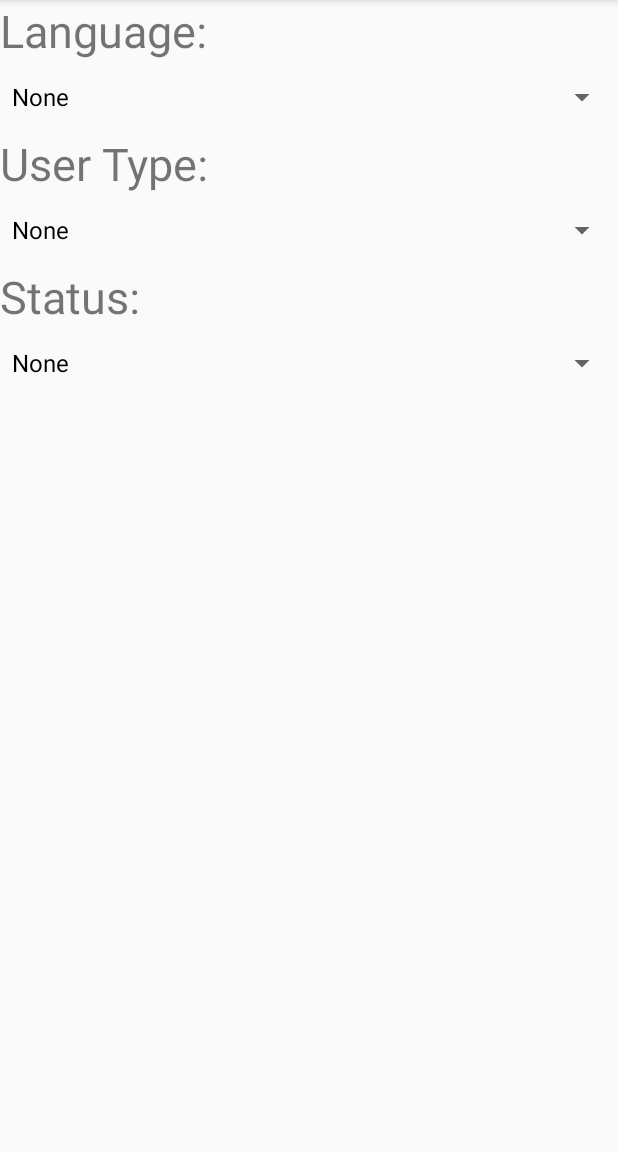
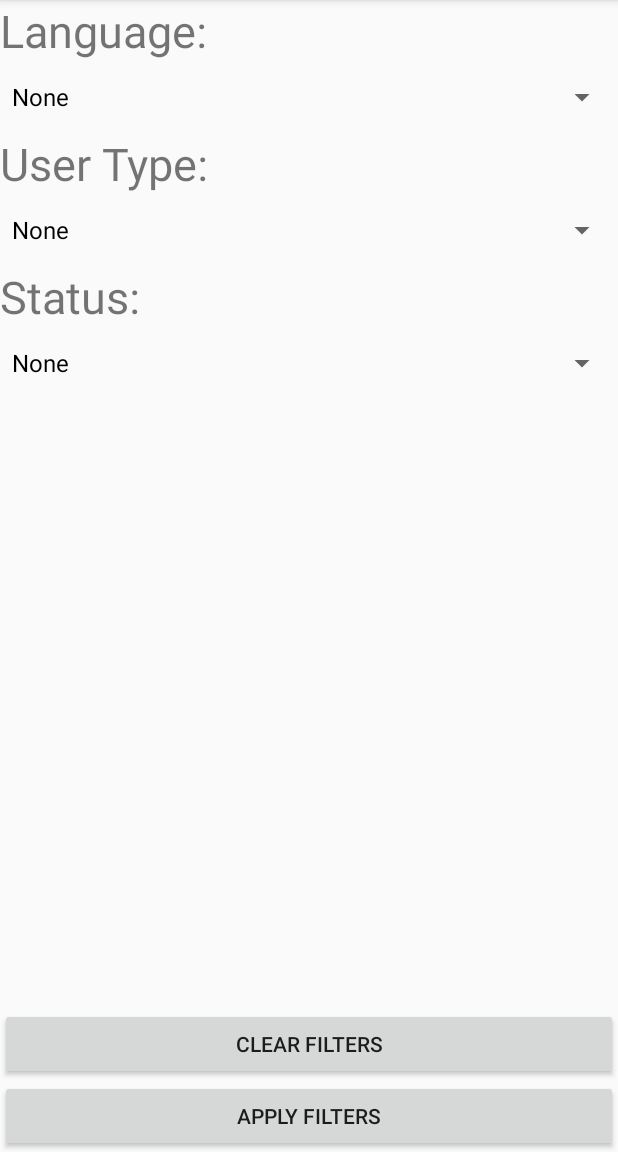
Before and after one commit to chinmayasharma/Hello_Lang, an Android app: the FilterChooser screen opened directly, with no data from a screen before it, on a phone screen of 412 x 824 dp, the part 84-1236 px from its top. Run offline under Robolectric (Android 15) with nearby library versions, the phone set to English and light mode, and no system bars.

Commit message:
Fixed filter bugs and added filter buttons.

```diff
--- a/app/src/main/java/jackah2/hellolangfeed/FilterChooser.java
+++ b/app/src/main/java/jackah2/hellolangfeed/FilterChooser.java
@@ -1,12 +1,13 @@
 package jackah2.hellolangfeed;
 
+import android.content.Intent;
 import android.content.SharedPreferences;
 import android.os.Bundle;
-import android.preference.PreferenceManager;
 import android.support.v7.app.AppCompatActivity;
 import android.view.View;
 import android.widget.AdapterView;
 import android.widget.ArrayAdapter;
+import android.widget.Button;
 import android.widget.Spinner;
 import android.widget.TextView;
 
@@ -14,15 +15,14 @@ public class FilterChooser extends AppCompatActivity{
 
     private TextView languageText, typeText, statusText;
     private Spinner languageSel, typeSel, statusSel;
+    private Button clearFilters, applyFilters;
 
-    //private final SharedPreferences sharedPref = getSharedPreferences(PRER_FILE_NAME, MODE_PRIVATE);
     private SharedPreferences sharedPref;
-    private SharedPreferences.Editor editor;
 
-    private static final String LANG_SEL_POS = "lang_sel_pos";
-    private static final String TYPE_SEL_POS = "type_sel_pos";
-    private static final String STAT_SEL_POS = "stats_sel_pos";
-    //private static final String PRER_FILE_NAME = "spinner_options";
+    private static final String LANG_SEL_POS = "spinner_pos.lang";
+    private static final String TYPE_SEL_POS = "spinner_pos.type";
+    private static final String STAT_SEL_POS = "spinner_pos.stat";
+    private static final String PRER_FILE_NAME = "spinner_options";
 
     private static final int DEF_POS = -1;
 
@@ -30,9 +30,6 @@ public class FilterChooser extends AppCompatActivity{
     protected void onCreate(Bundle savedInstanceState) {
         super.onCreate(savedInstanceState);
         setContentView(R.layout.activity_filter_chooser);
-
-        sharedPref = PreferenceManager.getDefaultSharedPreferences(this);
-        editor = sharedPref.edit();
 
         languageText = (TextView) findViewById(R.id.language_select_text);
         typeText = (TextView) findViewById(R.id.user_type_select_text);
@@ -42,13 +39,8 @@ public class FilterChooser extends AppCompatActivity{
         typeSel = (Spinner) findViewById(R.id.user_type_select_spinner);
         statusSel = (Spinner) findViewById(R.id.status_select_spinner);
 
-        int langSelPos = sharedPref.getInt(LANG_SEL_POS, DEF_POS);
-        int typeSelPos = sharedPref.getInt(TYPE_SEL_POS, DEF_POS);
-        int statSelPos = sharedPref.getInt(STAT_SEL_POS, DEF_POS);
-
-        if (langSelPos != DEF_POS) languageSel.setSelection(langSelPos);
-        if (typeSelPos != DEF_POS) typeSel.setSelection(typeSelPos);
-        if (statSelPos != DEF_POS) statusSel.setSelection(statSelPos);
+        clearFilters = (Button) findViewById(R.id.clear_filters_button);
+        applyFilters = (Button) findViewById(R.id.apply_filters_button);
 
         languageText.setText(R.string.language_selector);
         typeText.setText(R.string.type_selector);
@@ -58,6 +50,15 @@ public class FilterChooser extends AppCompatActivity{
         typeSel.setAdapter(getAdapter(R.array.types));
         statusSel.setAdapter(getAdapter(R.array.statuses));
 
+        sharedPref = this.getSharedPreferences(PRER_FILE_NAME, MODE_PRIVATE);
+
+        final int langSelPos = sharedPref.getInt(LANG_SEL_POS, DEF_POS);
+        int typeSelPos = sharedPref.getInt(TYPE_SEL_POS, DEF_POS);
+        int statSelPos = sharedPref.getInt(STAT_SEL_POS, DEF_POS);
+
+        if (langSelPos != DEF_POS) languageSel.setSelection(langSelPos);
+        if (typeSelPos != DEF_POS) typeSel.setSelection(typeSelPos);
+        if (statSelPos != DEF_POS) statusSel.setSelection(statSelPos);
 
 
         languageSel.setOnItemSelectedListener(new AdapterView.OnItemSelectedListener() {
@@ -67,8 +68,12 @@ public class FilterChooser extends AppCompatActivity{
                 Feed.getUserFilter().setLanguage(Language.match(item));
 
                 ((Feed) Feed.getContext()).updateFilter();
-                editor.putInt(LANG_SEL_POS, languageSel.getSelectedItemPosition());
-                editor.apply();
+
+                sharedPref = getApplicationContext().getSharedPreferences(PRER_FILE_NAME, MODE_PRIVATE);
+                SharedPreferences.Editor editor = sharedPref.edit();
+
+                editor.putInt(LANG_SEL_POS, position);
+                editor.commit();
             }
 
             @Override
@@ -83,8 +88,12 @@ public class FilterChooser extends AppCompatActivity{
                 Feed.getUserFilter().setType(UserType.match(item));
 
                 ((Feed) Feed.getContext()).updateFilter();
-                editor.putInt(TYPE_SEL_POS, typeSel.getSelectedItemPosition());
-                editor.apply();
+
+                sharedPref = getApplicationContext().getSharedPreferences(PRER_FILE_NAME, MODE_PRIVATE);
+                SharedPreferences.Editor editor = sharedPref.edit();
+
+                editor.putInt(TYPE_SEL_POS, position);
+                editor.commit();
             }
 
             @Override
@@ -99,12 +108,35 @@ public class FilterChooser extends AppCompatActivity{
                 Feed.getUserFilter().setStatus(Status.match(item));
 
                 ((Feed) Feed.getContext()).updateFilter();
-                editor.putInt(STAT_SEL_POS, statusSel.getSelectedItemPosition());
-                editor.apply();
+
+                sharedPref = getApplicationContext().getSharedPreferences(PRER_FILE_NAME, MODE_PRIVATE);
+                SharedPreferences.Editor editor = sharedPref.edit();
+
+                editor.putInt(STAT_SEL_POS, position);
+                editor.commit();
             }
 
             @Override
             public void onNothingSelected(AdapterView<?> parent) {
+            }
+        });
+
+        clearFilters.setOnClickListener(new View.OnClickListener() {
+            @Override
+            public void onClick(View v) {
+                languageSel.setSelection(0);
+                typeSel.setSelection(0);
+                statusSel.setSelection(0);
+
+                Feed.getUserFilter().clear();
+                ((Feed) Feed.getContext()).updateFilter();
+            }
+        });
+
+        applyFilters.setOnClickListener(new View.OnClickListener() {
+            @Override
+            public void onClick(View v) {
+                startActivity(new Intent(getApplicationContext(), Feed.class));
             }
         });
     }
--- a/app/src/main/res/layout/activity_filter_chooser.xml
+++ b/app/src/main/res/layout/activity_filter_chooser.xml
@@ -60,4 +60,26 @@
         android:layout_alignParentLeft="true"
         android:layout_alignParentStart="true"
         android:layout_below="@+id/status_select_text" />
+
+    <Button
+        android:id="@+id/clear_filters_button"
+        android:layout_width="wrap_content"
+        android:layout_height="wrap_content"
+        android:layout_above="@+id/apply_filters_button"
+        android:layout_alignParentEnd="true"
+        android:layout_alignParentLeft="true"
+        android:layout_alignParentRight="true"
+        android:layout_alignParentStart="true"
+        android:text="@string/clear_filters_button" />
+
+    <Button
+        android:id="@+id/apply_filters_button"
+        android:layout_width="wrap_content"
+        android:layout_height="wrap_content"
+        android:layout_alignParentBottom="true"
+        android:layout_alignParentEnd="true"
+        android:layout_alignParentLeft="true"
+        android:layout_alignParentRight="true"
+        android:layout_alignParentStart="true"
+        android:text="@string/apply_filters_button" />
 </RelativeLayout>
--- a/app/src/main/res/values/strings.xml
+++ b/app/src/main/res/values/strings.xml
@@ -16,6 +16,8 @@
     <string name="type_selector">User Type:</string>
     <string name="status_selector">Status:</string>
     <string name="none_item">None</string>
+    <string name="clear_filters_button">Clear Filters</string>
+    <string name="apply_filters_button">Apply Filters</string>
     <string name="default_username">:username:</string>
     <string name="default_language">:language:</string>
     <string name="default_status">:status:</string>
```
